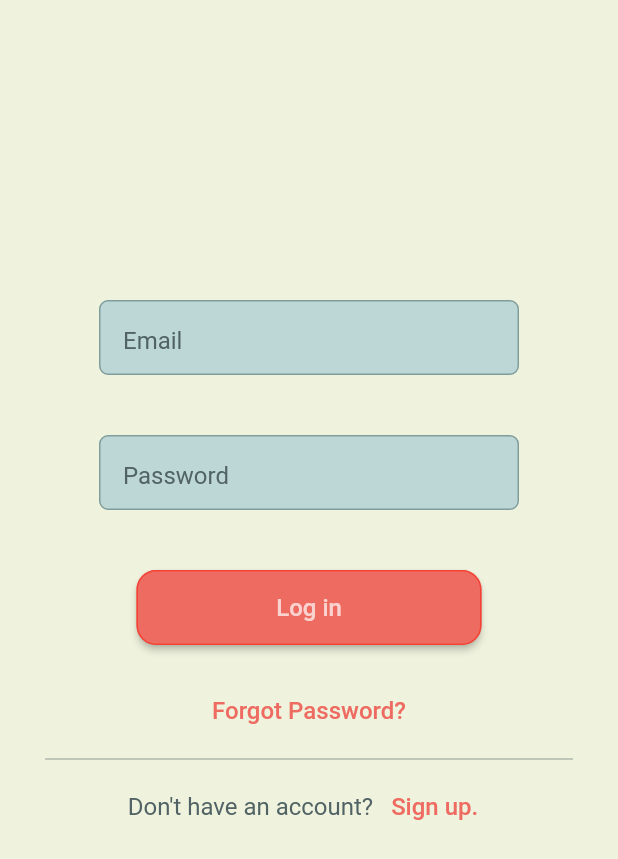
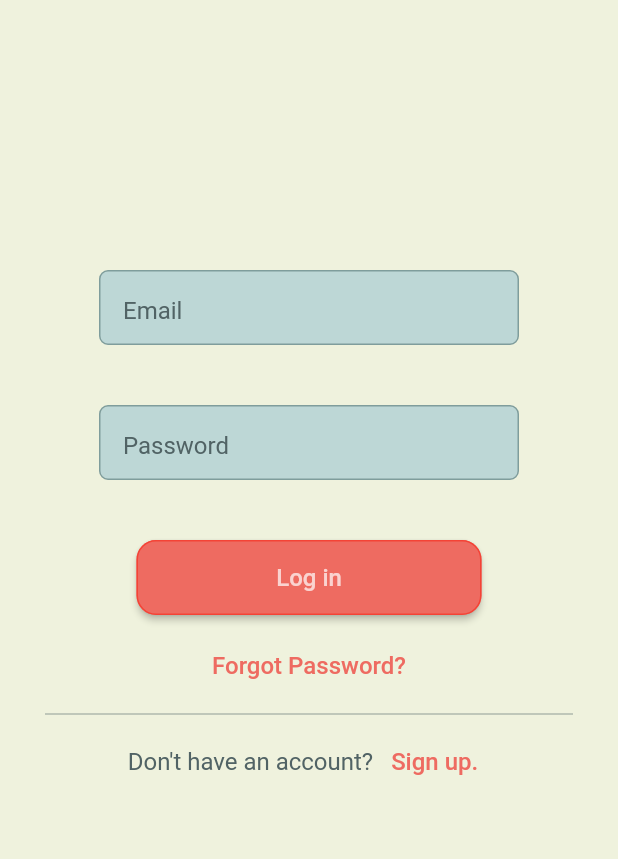
Before and after one commit to TushKum/E-Rickshaw-Thapar, a Flutter app: the Login_Driver screen opened directly, on a phone screen of 412 x 824 dp. Shown: the top 859 px of the screen. Run offline on Flutter 3.47's test engine with Material 2 defaults, Android fonts, the phone set to English and light mode, and no system bars; our stand-ins replace cloud_firestore, firebase_auth, firebase_core, firebase_storage, fluttertoast; missing offline and left inert: cloud_firestore_web, firebase_auth_web, firebase_core_web; accounts and stored records are empty.

Commit message:
Update login_driver.dart

```diff
--- a/lib/screens/login_driver.dart
+++ b/lib/screens/login_driver.dart
@@ -26,7 +26,7 @@ class _Login_DriverState extends State<Login_Driver> {
         child: Column(
           children: [
             SizedBox(
-              height: 200,
+              height: 180,
             ),
             Container(
               margin: EdgeInsets.symmetric(horizontal: 20.0),
@@ -150,7 +150,7 @@ class _Login_DriverState extends State<Login_Driver> {
               ),
             ),
             SizedBox(
-              height: 20,
+              height: 10,
             ),
             Row(
               mainAxisAlignment: MainAxisAlignment.center,
```
